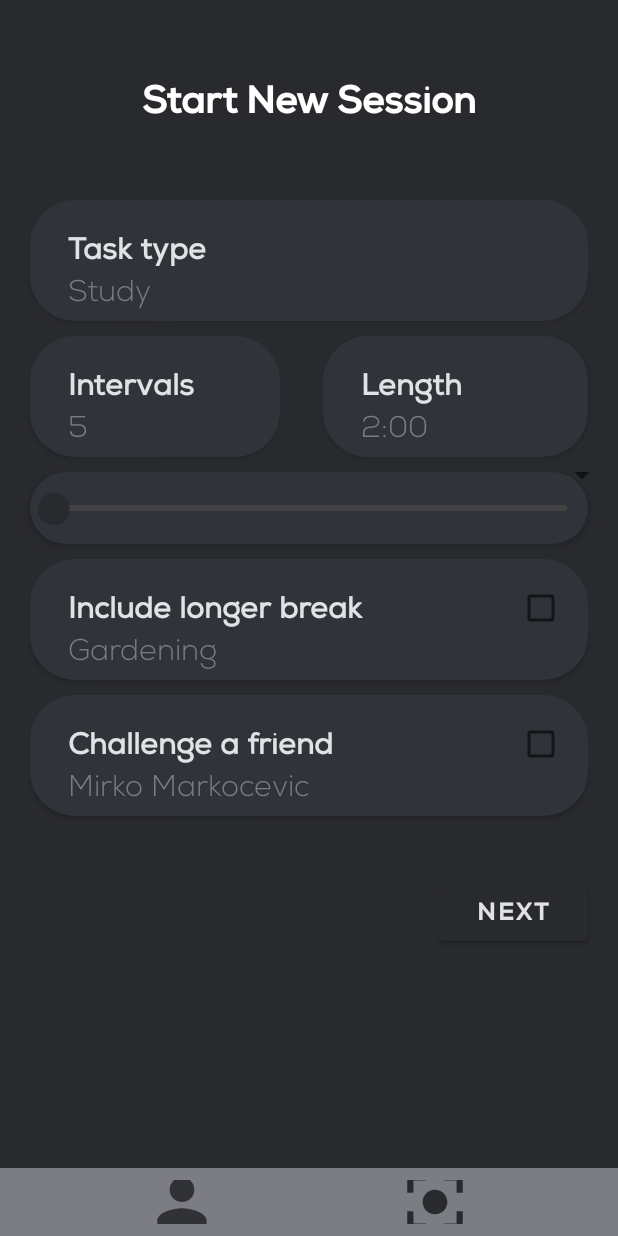
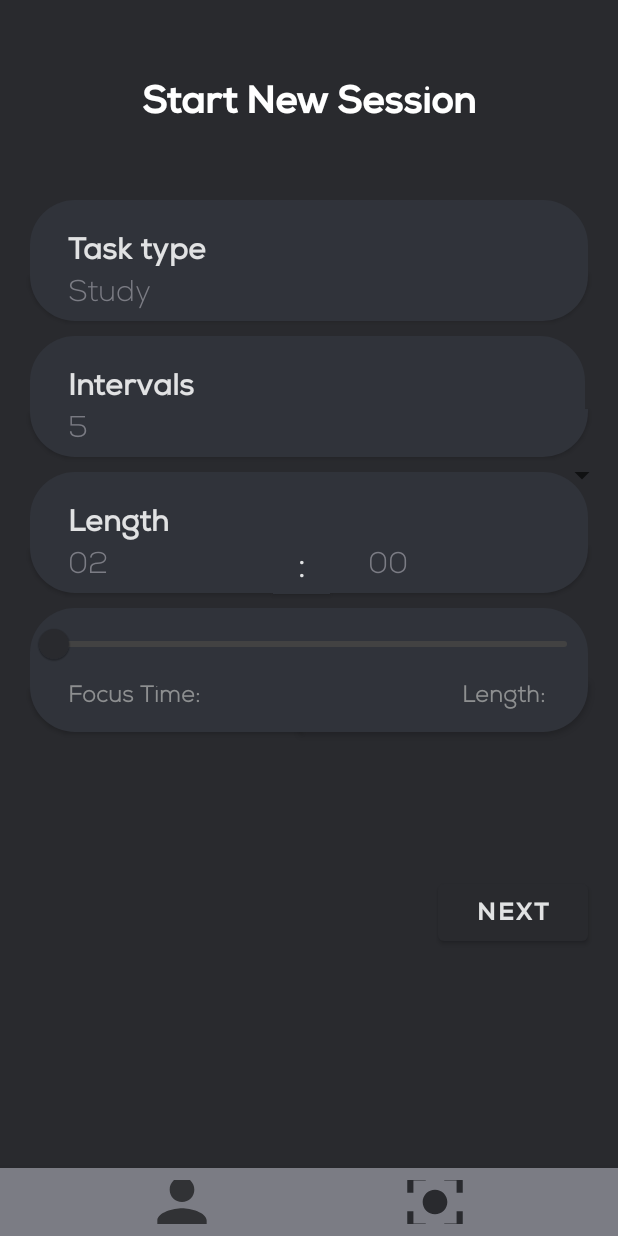
Before and after one commit to saraaleks8/StudyBuddy, an Android app: the screen it shows after launch (FocusActivity), item 2 of the bottom bar chosen, on a phone screen of 412 x 824 dp. Run offline under Robolectric (Android 15) with nearby library versions, the phone set to English and light mode, and no system bars; our stand-ins replace Firebase (no records; nobody signed in at launch, a user with empty details on screens opened directly); plain views replace BottomSheetSpinner.

Commit message:
setting up focus fragments

```diff
--- a/app/src/main/AndroidManifest.xml
+++ b/app/src/main/AndroidManifest.xml
@@ -1,6 +1,9 @@
 <?xml version="1.0" encoding="utf-8"?>
 <manifest xmlns:android="http://schemas.android.com/apk/res/android"
     package="si.uni_lj.fe.tnuv.studybuddy">
+
+    <uses-permission android:name="android.permission.INTERNET"/>
+    <uses-permission android:name="android.permission.ACCESS_NETWORK_STATE"/>
 
     <application
         android:allowBackup="true"
--- a/app/src/main/java/si/uni_lj/fe/tnuv/studybuddy/NewSessionChildFragment.java
+++ b/app/src/main/java/si/uni_lj/fe/tnuv/studybuddy/NewSessionChildFragment.java
@@ -4,14 +4,70 @@ import android.os.Bundle;
 import android.view.LayoutInflater;
 import android.view.View;
 import android.view.ViewGroup;
+import android.widget.Button;
+import android.widget.EditText;
+import android.widget.ProgressBar;
+import android.widget.TextView;
 
 import androidx.annotation.NonNull;
 import androidx.annotation.Nullable;
 import androidx.fragment.app.Fragment;
 
-public class NewSessionChildFragment extends Fragment {
+import com.google.firebase.auth.FirebaseAuth;
+
+public class NewSessionChildFragment extends Fragment implements View.OnClickListener{
+
+    private Button nextButton;
+    private EditText taskType, intervalNumber, lengthHours, lengthMinutes;
+    private FirebaseAuth mAuth;
+
     @Override
     public View onCreateView(@NonNull LayoutInflater inflater, @Nullable ViewGroup container, @Nullable Bundle savedInstanceState) {
+//        View view = inflater.inflate(R.layout.fragment_2_ble, container, false);
         return inflater.inflate(R.layout.child_fragment_new_session, container, false);
     }
+
+    @Override
+    public void onCreate(@Nullable Bundle savedInstanceState) {
+        super.onCreate(savedInstanceState);
+        mAuth = FirebaseAuth.getInstance();
+    }
+
+    @Override
+    public void onViewCreated(@NonNull View view, @Nullable Bundle savedInstanceState) {
+        super.onViewCreated(view, savedInstanceState);
+
+        taskType = (EditText) view.findViewById(R.id.taskType);
+        intervalNumber = (EditText) view.findViewById(R.id.interval);
+        lengthHours = (EditText) view.findViewById(R.id.lengthHour);
+        lengthMinutes = (EditText) view.findViewById(R.id.lengthMinute);
+
+        nextButton = (Button) view.findViewById(R.id.nextButton);
+
+        nextButton.setOnClickListener(new View.OnClickListener(){
+
+            @Override
+            public void onClick(View view) {
+                goToBreakPlanning();
+                }
+        });
+
+    }
+
+    private void goToBreakPlanning(){
+
+        int interval = Integer.parseInt(intervalNumber.getText().toString());
+//        intervalNumber.setText(String.valueOf(interval));
+
+
+//        Fragment breakPlanning = new BreakPlanningChildFragment();
+//        getChildFragmentManager().beginTransaction().replace(R.id.childFragmentContainerFocus, breakPlanning).addToBackStack(null).commitAllowingStateLoss();
+
+
+    }
+
+    @Override
+    public void onClick(View view) {
+
+    }
 }
--- a/app/src/main/java/si/uni_lj/fe/tnuv/studybuddy/RegisterUser.java
+++ b/app/src/main/java/si/uni_lj/fe/tnuv/studybuddy/RegisterUser.java
@@ -30,6 +30,7 @@ public class RegisterUser extends AppCompatActivity implements View.OnClickListe
     private ProgressBar progressBar;
 
     private FirebaseAuth mAuth;
+    private DatabaseReference mRef;
 
     @Override
     protected void onCreate(Bundle savedInstanceState) {
@@ -37,6 +38,7 @@ public class RegisterUser extends AppCompatActivity implements View.OnClickListe
         setContentView(R.layout.activity_register_user);
 
         mAuth = FirebaseAuth.getInstance();
+//        mRef = mAuth.getReference("Users");
 
         banner = (TextView) findViewById(R.id.banner);
         banner.setOnClickListener(this);
@@ -137,6 +139,7 @@ public class RegisterUser extends AppCompatActivity implements View.OnClickListe
                     @Override
                     public void onComplete(@NonNull Task<AuthResult> task) {
                         if(task.isSuccessful()){
+
                             User user = new User(name, surname, profession, email);
 
                             String userId = mAuth.getCurrentUser().getUid();
--- /dev/null
+++ b/app/src/main/res/drawable/card_bg_bottom_left.xml
@@ -0,0 +1,20 @@
+<?xml version="1.0" encoding="utf-8"?>
+<shape xmlns:android="http://schemas.android.com/apk/res/android">
+    android:shape="rectangle" >
+
+    <!-- View background color -->
+    <solid
+        android:color="@color/grey_card" >
+    </solid>
+
+    <!-- View border color and width -->
+    <!--        <stroke-->
+    <!--            android:width="1dp"-->
+    <!--            android:color="@color/black" >-->
+    <!--        </stroke>-->
+
+    <!-- The radius makes the corners rounded -->
+    <corners
+        android:bottomLeftRadius="30dp">
+    </corners>
+</shape>
--- /dev/null
+++ b/app/src/main/res/drawable/card_bg_bottom_right.xml
@@ -0,0 +1,20 @@
+<?xml version="1.0" encoding="utf-8"?>
+<shape xmlns:android="http://schemas.android.com/apk/res/android">
+    android:shape="rectangle" >
+
+    <!-- View background color -->
+    <solid
+        android:color="@color/grey_card" >
+    </solid>
+
+    <!-- View border color and width -->
+    <!--        <stroke-->
+    <!--            android:width="1dp"-->
+    <!--            android:color="@color/black" >-->
+    <!--        </stroke>-->
+
+    <!-- The radius makes the corners rounded -->
+    <corners
+        android:bottomRightRadius="30dp">
+    </corners>
+</shape>
--- a/app/src/main/res/layout/child_fragment_new_session.xml
+++ b/app/src/main/res/layout/child_fragment_new_session.xml
@@ -68,7 +68,7 @@
         android:layout_height="wrap_content"
         android:layout_marginStart="20dp"
         android:layout_marginTop="10dp"
-        android:layout_marginEnd="225dp"
+        android:layout_marginEnd="22dp"
         android:background="@drawable/card_bg_top"
         android:elevation="2dp"
         android:fontFamily="@font/nexa_regular"
@@ -79,7 +79,7 @@
         android:textSize="20sp"
         android:textStyle="bold"
         app:layout_constraintLeft_toLeftOf="parent"
-        app:layout_constraintRight_toLeftOf="@id/lengthTitle"
+        app:layout_constraintRight_toRightOf="parent"
         app:layout_constraintTop_toBottomOf="@+id/taskType" />
 
     <EditText
@@ -87,7 +87,7 @@
         android:layout_width="match_parent"
         android:layout_height="wrap_content"
         android:layout_marginStart="20dp"
-        android:layout_marginEnd="225dp"
+        android:layout_marginEnd="20dp"
         android:background="@drawable/card_bg_bottom"
         android:elevation="2dp"
         android:fontFamily="@font/nexa_light"
@@ -96,9 +96,8 @@
         android:paddingStart="25dp"
         android:paddingBottom="7dp"
         android:textSize="20sp"
-        app:layout_constraintLeft_toLeftOf="parent"
-        app:layout_constraintRight_toLeftOf="@id/length"
         app:layout_constraintStart_toStartOf="parent"
+        app:layout_constraintEnd_toEndOf="parent"
         app:layout_constraintTop_toBottomOf="@+id/intervalTitle" />
 
     <!--  Length  -->
@@ -106,7 +105,7 @@
         android:id="@+id/lengthTitle"
         android:layout_width="match_parent"
         android:layout_height="wrap_content"
-        android:layout_marginStart="215dp"
+        android:layout_marginStart="20dp"
         android:layout_marginTop="10dp"
         android:layout_marginEnd="20dp"
         android:background="@drawable/card_bg_top"
@@ -120,25 +119,57 @@
         android:textStyle="bold"
         app:layout_constraintLeft_toLeftOf="parent"
         app:layout_constraintRight_toRightOf="parent"
-        app:layout_constraintTop_toBottomOf="@+id/taskType" />
+        app:layout_constraintTop_toBottomOf="@+id/interval" />
 
     <EditText
-        android:id="@+id/length"
+        android:id="@+id/lengthHour"
         android:layout_width="match_parent"
         android:layout_height="wrap_content"
-        android:layout_marginStart="215dp"
-        android:layout_marginEnd="20dp"
-        android:background="@drawable/card_bg_bottom"
+        android:layout_marginStart="20dp"
+        android:layout_marginEnd="230dp"
+        android:background="@drawable/card_bg_bottom_left"
         android:elevation="2dp"
         android:fontFamily="@font/nexa_light"
-        android:hint="2:00"
-        android:inputType="time"
+        android:hint="02"
+        android:inputType="number"
         android:paddingStart="25dp"
         android:paddingBottom="7dp"
         android:textSize="20sp"
         app:layout_constraintEnd_toEndOf="parent"
-        app:layout_constraintLeft_toRightOf="@id/interval"
         app:layout_constraintRight_toRightOf="parent"
+        app:layout_constraintStart_toStartOf="parent"
+        app:layout_constraintTop_toBottomOf="@+id/lengthTitle" />
+
+    <TextView
+        android:layout_width="0dp"
+        android:layout_height="wrap_content"
+        android:paddingBottom="5dp"
+        android:elevation="2dp"
+        android:text=":"
+        android:textSize="20sp"
+        android:textAlignment="center"
+        android:background="@color/grey_card"
+        app:layout_constraintEnd_toStartOf="@id/lengthMinute"
+        app:layout_constraintStart_toEndOf="@id/lengthHour"
+        app:layout_constraintTop_toBottomOf="@+id/lengthTitle" />
+
+    <EditText
+        android:id="@+id/lengthMinute"
+        android:layout_width="match_parent"
+        android:layout_height="wrap_content"
+        android:layout_marginStart="220dp"
+        android:layout_marginEnd="20dp"
+        android:background="@drawable/card_bg_bottom_right"
+        android:elevation="2dp"
+        android:fontFamily="@font/nexa_light"
+        android:hint="00"
+        android:inputType="number"
+        android:paddingStart="25dp"
+        android:paddingBottom="7dp"
+        android:textSize="20sp"
+        app:layout_constraintEnd_toEndOf="parent"
+        app:layout_constraintRight_toRightOf="parent"
+        app:layout_constraintStart_toStartOf="parent"
         app:layout_constraintTop_toBottomOf="@+id/lengthTitle" />
 
     <!--Spinner-->
@@ -156,100 +187,140 @@
         android:layout_marginStart="20dp"
         android:layout_marginTop="10dp"
         android:layout_marginEnd="20dp"
-        android:background="@drawable/card_bg_full"
-        android:elevation="3dp"
+        android:background="@drawable/card_bg_top"
+        android:elevation="2dp"
         app:layout_constraintLeft_toLeftOf="parent"
         app:layout_constraintRight_toRightOf="parent"
-        app:layout_constraintTop_toBottomOf="@id/length"
+        app:layout_constraintTop_toBottomOf="@id/lengthMinute"
         app:thumbColor="@color/black_bg"
         app:trackColor="@color/cardview_dark_background" />
 
-    <!--  Include Longer Break -->
-    <CheckedTextView
-        android:id="@+id/longerBreakCheckMark"
+    <TextView
+        android:id="@+id/focusTimeInfo"
         android:layout_width="match_parent"
         android:layout_height="wrap_content"
         android:layout_marginStart="20dp"
-        android:layout_marginTop="10dp"
-        android:layout_marginEnd="20dp"
-        android:background="@drawable/card_bg_top"
-        android:checkMark="?android:attr/listChoiceIndicatorMultiple"
+        android:layout_marginEnd="210dp"
+        android:background="@drawable/card_bg_bottom_left"
         android:elevation="2dp"
-        android:fontFamily="@font/nexa_regular"
-        android:gravity="bottom"
+        android:fontFamily="@font/nexa_light"
         android:paddingStart="25dp"
-        android:paddingTop="20dp"
-        android:paddingRight="15dp"
-        android:paddingBottom="3dp"
-        android:text="@string/longer_break_checkmark"
-        android:textSize="20sp"
+        android:paddingBottom="15dp"
+        android:text="Focus Time: "
+        android:textSize="15sp"
         android:textStyle="bold"
-        app:layout_constraintLeft_toLeftOf="parent"
-        app:layout_constraintRight_toRightOf="parent"
-        app:layout_constraintTop_toBottomOf="@+id/focusBreakSlider"
-        tools:ignore="MissingConstraints" />
+        android:textColor="@color/grey_icon"
+        app:layout_constraintStart_toStartOf="parent"
+        app:layout_constraintEnd_toStartOf="@id/breakTimeInfo"
+        app:layout_constraintTop_toBottomOf="@+id/focusBreakSlider" />
 
-    <EditText
-        android:id="@+id/longerBreak"
+    <TextView
+        android:id="@+id/breakTimeInfo"
         android:layout_width="match_parent"
         android:layout_height="wrap_content"
-        android:layout_marginStart="20dp"
-        android:layout_marginTop="0dp"
+        android:layout_marginStart="200dp"
         android:layout_marginEnd="20dp"
-        android:background="@drawable/card_bg_bottom"
+        android:background="@drawable/card_bg_bottom_right"
         android:elevation="2dp"
         android:fontFamily="@font/nexa_light"
-        android:hint="Gardening"
-        android:inputType="time"
         android:paddingStart="25dp"
-        android:paddingBottom="7dp"
-        android:textSize="20sp"
-        app:layout_constraintLeft_toLeftOf="parent"
-        app:layout_constraintRight_toRightOf="parent"
-        app:layout_constraintTop_toBottomOf="@+id/longerBreakCheckMark" />
+        android:paddingBottom="15dp"
+        android:paddingEnd="25dp"
+        android:text="Length: "
+        android:textAlignment="textEnd"
+        android:textSize="15sp"
+        android:textStyle="bold"
+        android:textColor="@color/grey_icon"
+        app:layout_constraintStart_toEndOf="@id/focusTimeInfo"
+        app:layout_constraintEnd_toEndOf="parent"
+        app:layout_constraintTop_toBottomOf="@+id/focusBreakSlider" />
+
+    <!--  Include Longer Break -->
+<!--    <CheckedTextView-->
+<!--        android:id="@+id/longerBreakCheckMark"-->
+<!--        android:layout_width="match_parent"-->
+<!--        android:layout_height="wrap_content"-->
+<!--        android:layout_marginStart="20dp"-->
+<!--        android:layout_marginTop="10dp"-->
+<!--        android:layout_marginEnd="20dp"-->
+<!--        android:background="@drawable/card_bg_top"-->
+<!--        android:checkMark="?android:attr/listChoiceIndicatorMultiple"-->
+<!--        android:elevation="2dp"-->
+<!--        android:fontFamily="@font/nexa_regular"-->
+<!--        android:gravity="bottom"-->
+<!--        android:paddingStart="25dp"-->
+<!--        android:paddingTop="20dp"-->
+<!--        android:paddingRight="15dp"-->
+<!--        android:paddingBottom="3dp"-->
+<!--        android:text="@string/longer_break_checkmark"-->
+<!--        android:textSize="20sp"-->
+<!--        android:textStyle="bold"-->
+<!--        app:layout_constraintLeft_toLeftOf="parent"-->
+<!--        app:layout_constraintRight_toRightOf="parent"-->
+<!--        app:layout_constraintTop_toBottomOf="@+id/focusBreakSlider"-->
+<!--        tools:ignore="MissingConstraints" />-->
+
+<!--    <EditText-->
+<!--        android:id="@+id/longerBreak"-->
+<!--        android:layout_width="match_parent"-->
+<!--        android:layout_height="wrap_content"-->
+<!--        android:layout_marginStart="20dp"-->
+<!--        android:layout_marginTop="0dp"-->
+<!--        android:layout_marginEnd="20dp"-->
+<!--        android:background="@drawable/card_bg_bottom"-->
+<!--        android:elevation="2dp"-->
+<!--        android:fontFamily="@font/nexa_light"-->
+<!--        android:hint="Gardening"-->
+<!--        android:inputType="time"-->
+<!--        android:paddingStart="25dp"-->
+<!--        android:paddingBottom="7dp"-->
+<!--        android:textSize="20sp"-->
+<!--        app:layout_constraintLeft_toLeftOf="parent"-->
+<!--        app:layout_constraintRight_toRightOf="parent"-->
+<!--        app:layout_constraintTop_toBottomOf="@+id/longerBreakCheckMark" />-->
 
     <!--  Challenge a friend -->
-    <CheckedTextView
-        android:id="@+id/challengeFriendCheckbox"
-        android:layout_width="match_parent"
-        android:layout_height="wrap_content"
-        android:layout_marginStart="20dp"
-        android:layout_marginTop="10dp"
-        android:layout_marginEnd="20dp"
-        android:background="@drawable/card_bg_top"
-        android:checkMark="?android:attr/listChoiceIndicatorMultiple"
-        android:elevation="2dp"
-        android:fontFamily="@font/nexa_regular"
-        android:gravity="bottom"
-        android:paddingStart="25dp"
-        android:paddingTop="20dp"
-        android:paddingRight="15dp"
-        android:paddingBottom="3dp"
-        android:text="@string/challenge_friend_checkbox"
-        android:textSize="20sp"
-        android:textStyle="bold"
-        app:layout_constraintLeft_toLeftOf="parent"
-        app:layout_constraintRight_toRightOf="parent"
-        app:layout_constraintTop_toBottomOf="@+id/longerBreak" />
+<!--    <CheckedTextView-->
+<!--        android:id="@+id/challengeFriendCheckbox"-->
+<!--        android:layout_width="match_parent"-->
+<!--        android:layout_height="wrap_content"-->
+<!--        android:layout_marginStart="20dp"-->
+<!--        android:layout_marginTop="10dp"-->
+<!--        android:layout_marginEnd="20dp"-->
+<!--        android:background="@drawable/card_bg_top"-->
+<!--        android:checkMark="?android:attr/listChoiceIndicatorMultiple"-->
+<!--        android:elevation="2dp"-->
+<!--        android:fontFamily="@font/nexa_regular"-->
+<!--        android:gravity="bottom"-->
+<!--        android:paddingStart="25dp"-->
+<!--        android:paddingTop="20dp"-->
+<!--        android:paddingRight="15dp"-->
+<!--        android:paddingBottom="3dp"-->
+<!--        android:text="@string/challenge_friend_checkbox"-->
+<!--        android:textSize="20sp"-->
+<!--        android:textStyle="bold"-->
+<!--        app:layout_constraintLeft_toLeftOf="parent"-->
+<!--        app:layout_constraintRight_toRightOf="parent"-->
+<!--        app:layout_constraintTop_toBottomOf="@+id/longerBreak" />-->
 
-    <EditText
-        android:id="@+id/challengeFriend"
-        android:layout_width="match_parent"
-        android:layout_height="wrap_content"
-        android:layout_marginStart="20dp"
-        android:layout_marginTop="0dp"
-        android:layout_marginEnd="20dp"
-        android:background="@drawable/card_bg_bottom"
-        android:elevation="2dp"
-        android:fontFamily="@font/nexa_light"
-        android:hint="Mirko Markocevic"
-        android:inputType="textPersonName"
-        android:paddingStart="25dp"
-        android:paddingBottom="7dp"
-        android:textSize="20sp"
-        app:layout_constraintLeft_toLeftOf="parent"
-        app:layout_constraintRight_toRightOf="parent"
-        app:layout_constraintTop_toBottomOf="@+id/challengeFriendCheckbox" />
+<!--    <EditText-->
+<!--        android:id="@+id/challengeFriend"-->
+<!--        android:layout_width="match_parent"-->
+<!--        android:layout_height="wrap_content"-->
+<!--        android:layout_marginStart="20dp"-->
+<!--        android:layout_marginTop="0dp"-->
+<!--        android:layout_marginEnd="20dp"-->
+<!--        android:background="@drawable/card_bg_bottom"-->
+<!--        android:elevation="2dp"-->
+<!--        android:fontFamily="@font/nexa_light"-->
+<!--        android:hint="Mirko Markocevic"-->
+<!--        android:inputType="textPersonName"-->
+<!--        android:paddingStart="25dp"-->
+<!--        android:paddingBottom="7dp"-->
+<!--        android:textSize="20sp"-->
+<!--        app:layout_constraintLeft_toLeftOf="parent"-->
+<!--        app:layout_constraintRight_toRightOf="parent"-->
+<!--        app:layout_constraintTop_toBottomOf="@+id/challengeFriendCheckbox" />-->
 
     <!--    or a SLIDE icon ???     -->
     <!--    Next Button    -->
```
